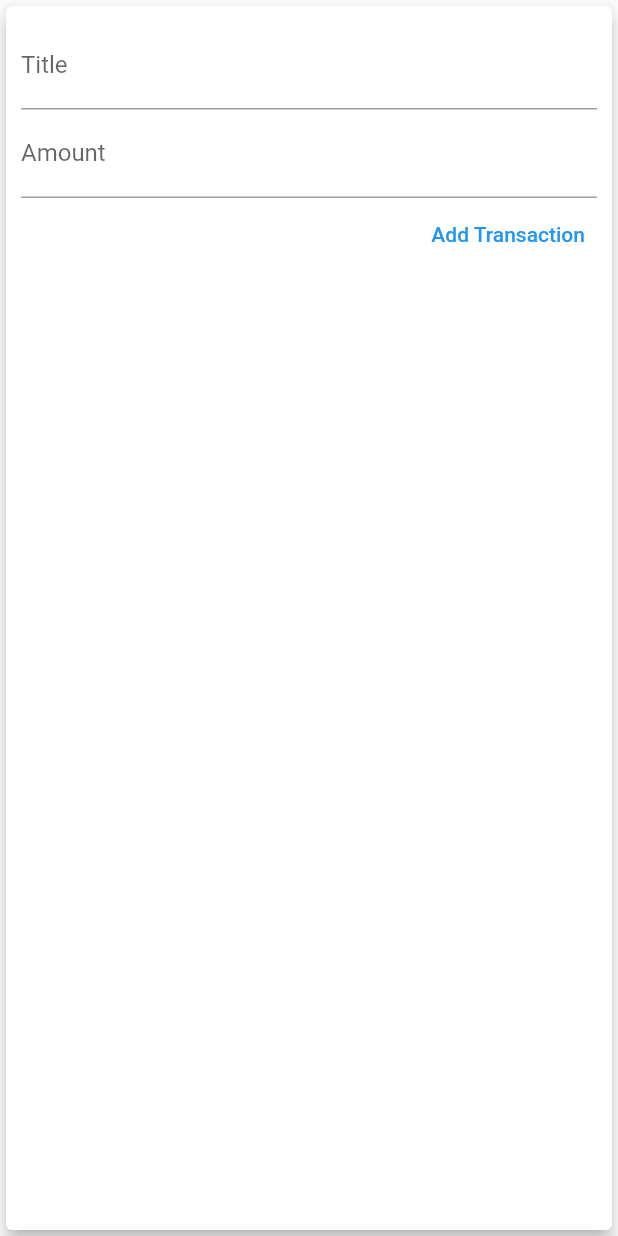
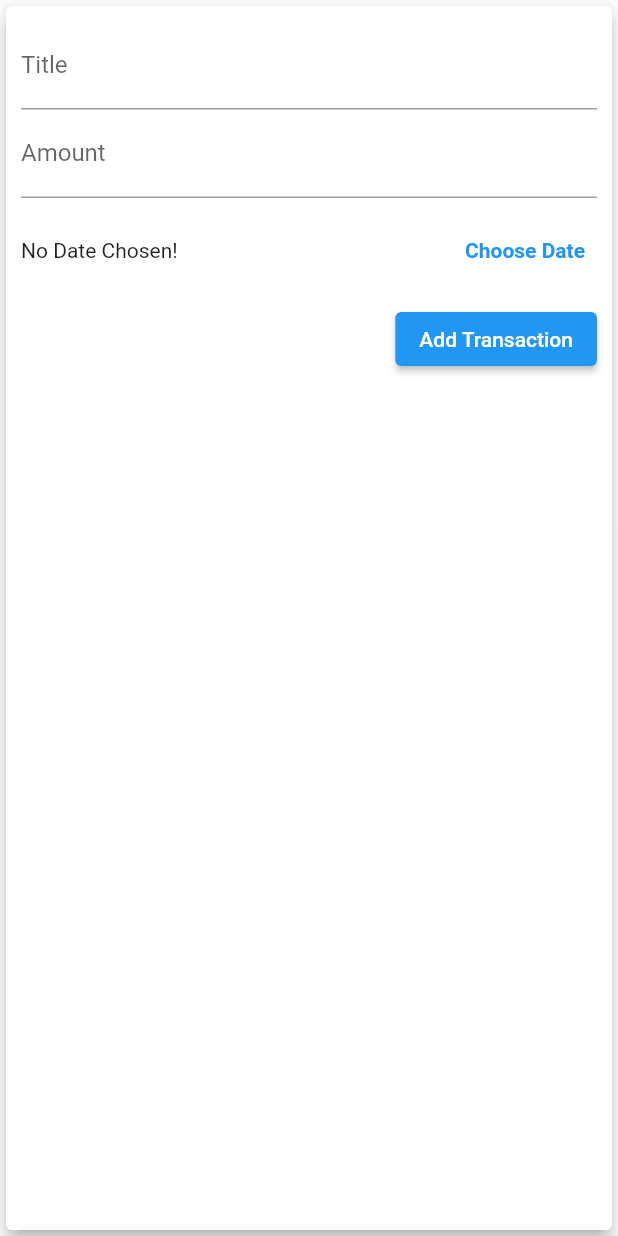
Before and after one commit to fmanana/flutter-course, a Flutter app: the NewTransaction widget shown alone on an empty page, opened directly with empty values, after a tap on "Add Transaction", on a phone screen of 412 x 824 dp. Run offline on Flutter 3.47's test engine with Material 2 defaults, Android fonts, the phone set to English and light mode, and no system bars.

Commit message:
add date selection

```diff
--- a/expense_planner/lib/main.dart
+++ b/expense_planner/lib/main.dart
@@ -71,12 +71,12 @@ class _MyHomePageState extends State<MyHomePage> {
     }).toList();
   }
 
-  void _addNewTransaction(String title, double amount) {
+  void _addNewTransaction(String title, double amount, DateTime date) {
     final newTx = Transaction(
       id: DateTime.now().toString(),
       title: title,
       amount: amount,
-      date: DateTime.now()
+      date: date,
     );
 
     setState(() {
--- a/expense_planner/lib/widgets/new_transaction.dart
+++ b/expense_planner/lib/widgets/new_transaction.dart
@@ -1,4 +1,6 @@
 import 'package:flutter/material.dart';
+
+import 'package:intl/intl.dart';
 
 class NewTransaction extends StatefulWidget {
   final Function addTx;
@@ -10,19 +12,41 @@ class NewTransaction extends StatefulWidget {
 }
 
 class _NewTransactionState extends State<NewTransaction> {
-  final titleController = TextEditingController();
-  final amountController = TextEditingController();
+  final _titleController = TextEditingController();
+  final _amountController = TextEditingController();
+  DateTime? _selectedDate;
 
-  void submitData() {
-    final enteredTitle = titleController.text;
-    final enteredAmount = double.parse(amountController.text);
+  void _submitData() {
+    final enteredTitle = _titleController.text;
+    final enteredAmount = double.tryParse(_amountController.text);
 
-    if (enteredTitle.isEmpty || enteredAmount <= 0) {
+
+    if (enteredTitle.isEmpty || enteredAmount == null || enteredAmount <=0 || _selectedDate == null) {
       return;
     }
 
-    widget.addTx(titleController.text, double.parse(amountController.text));
+    widget.addTx(
+      _titleController.text,
+      double.parse(_amountController.text),
+      _selectedDate,
+    );
     Navigator.of(context).pop(); // close top most widget, modal in this case
+  }
+
+  void _presentDatePicker() {
+    showDatePicker(
+      context: context,
+      initialDate: DateTime.now(),
+      firstDate: DateTime(2022),
+      lastDate: DateTime.now()
+    ).then((pickedDate) {
+      if (pickedDate == null) {
+        return;
+      }
+      setState(() {
+        _selectedDate = pickedDate;
+      });
+    });
   }
 
   @override
@@ -38,19 +62,42 @@ class _NewTransactionState extends State<NewTransaction> {
               decoration: InputDecoration(
                 labelText: 'Title',
               ),
-              controller: titleController,
+              controller: _titleController,
             ),
             TextField(
               decoration: InputDecoration(
                 labelText: 'Amount',
               ),
-              controller: amountController,
+              controller: _amountController,
               keyboardType: TextInputType.number,
-              onSubmitted: (_) => submitData(),
+              onSubmitted: (_) => _submitData(),
             ),
-            TextButton(
+            Container(
+              height: 70,
+              child: Row(
+                children: <Widget>[
+                  Expanded(
+                    child: Text(
+                      _selectedDate == null
+                      ? 'No Date Chosen!'
+                      : 'Picked Date: ${DateFormat.yMd().format(_selectedDate!)}',
+                    ),
+                  ),
+                  TextButton(
+                    onPressed: _presentDatePicker,
+                    child: Text(
+                      'Choose Date',
+                      style: TextStyle(
+                        fontWeight: FontWeight.bold,
+                      ),
+                    ),
+                  ),
+                ],
+              ),
+            ),
+            ElevatedButton(
               child: Text('Add Transaction'),
-              onPressed: submitData,
+              onPressed: _submitData,
             ),
           ],
         ),
```
